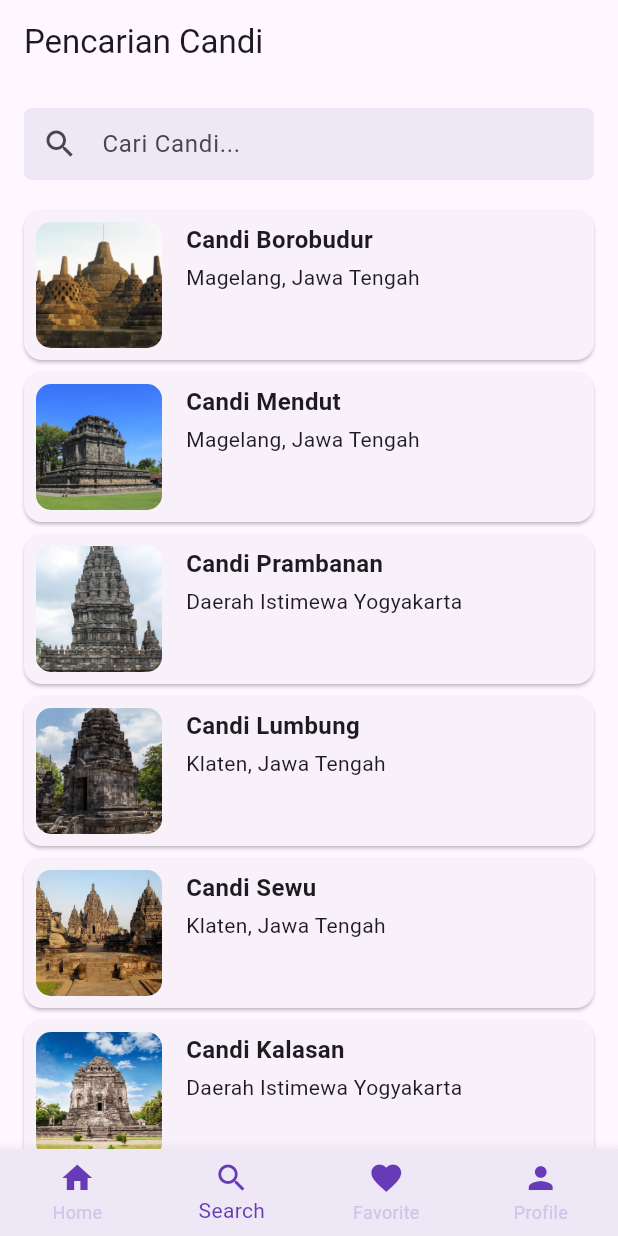
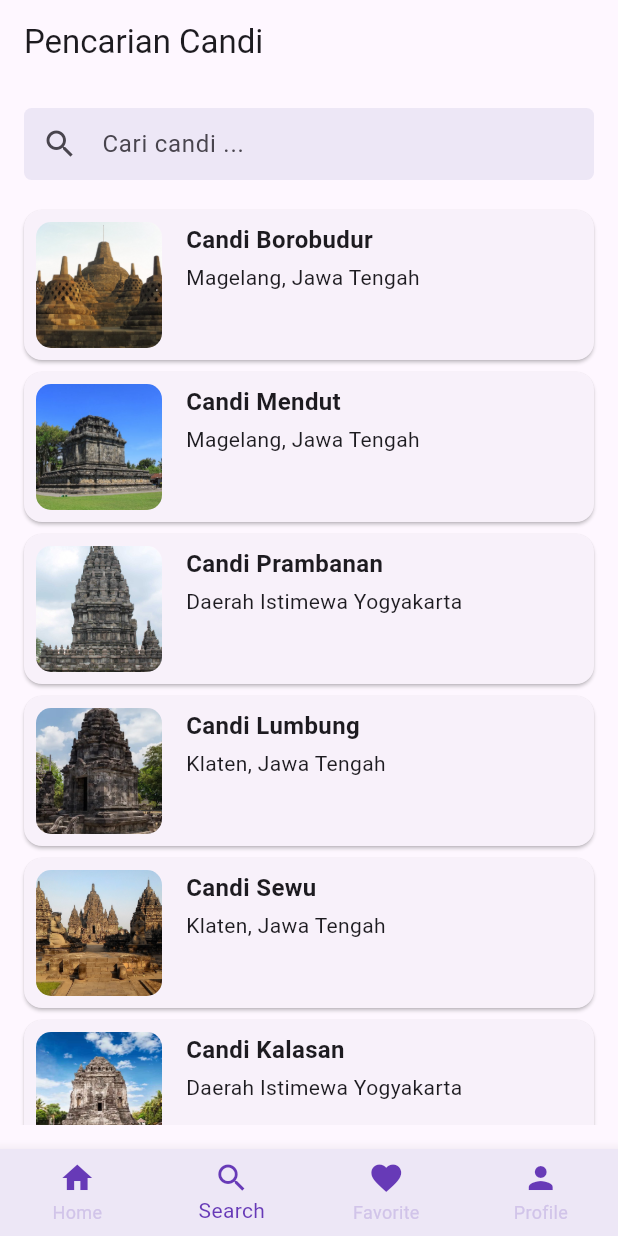
Before and after one commit to JeriSihombing/Tugas_Candi_Jeri, a Flutter app: the screen it shows after launch, item 2 of the bottom bar chosen, on a phone screen of 412 x 824 dp. Run offline on Flutter 3.47's test engine with Material 3 defaults, Android fonts, the phone set to English and light mode, and no system bars; our stand-ins replace cached_network_image.

Commit message:
yes
done

```diff
--- a/lib/screens/detail_screen.dart
+++ b/lib/screens/detail_screen.dart
@@ -38,7 +38,9 @@ class DetailScreen extends StatelessWidget {
                       onPressed: () {
                         Navigator.pop(context);
                       },
-                      icon: const Icon(Icons.arrow_back),
+                      icon: const Icon(
+                        Icons.arrow_back,
+                      ),
                     ),
                   ),
                 ),
--- a/lib/screens/search_screen.dart
+++ b/lib/screens/search_screen.dart
@@ -1,7 +1,7 @@
-
 import 'package:flutter/material.dart';
 import 'package:wisata_candi/data/candi_data.dart';
 import 'package:wisata_candi/models/candi.dart';
+import 'package:wisata_candi/screens/detail_screen.dart';
 
 class SearchScreen extends StatefulWidget {
   const SearchScreen({super.key});
@@ -10,23 +10,49 @@ class SearchScreen extends StatefulWidget {
   State<SearchScreen> createState() => _SearchScreenState();
 }
 
-class _SearchScreenState extends State<SearchScreen>{
-  //TODO: 1. Deklarasikan variabel yang dibutuhkan
-  List<Candi> _filteredCandis = candiList;
+class _SearchScreenState extends State<SearchScreen> {
+  // TODO: 1. Deklarasikan variabel yang dibutuhkan
+  List<Candi> _filteredCandis = [];
   String _searchQuery = '';
   final TextEditingController _searchController = TextEditingController();
 
   @override
-  Widget build(BuildContext context){
+  void initState() {
+    super.initState();
+    _filteredCandis = candiList;
+  }
+
+  void _searchCandi(String query) {
+    setState(() {
+      _searchQuery = query.trim();
+
+      _filteredCandis = candiList.where((candi) {
+        final name = candi.name.toLowerCase();
+        final location = candi.location.toLowerCase();
+        final search = query.toLowerCase();
+
+        return name.contains(search) || location.contains(search);
+      }).toList();
+    });
+  }
+
+  @override
+  void dispose() {
+    _searchController.dispose();
+    super.dispose();
+  }
+
+  @override
+  Widget build(BuildContext context) {
     return Scaffold(
-      //TODO: 2. Buat appbar dengan judul Pencarian Candi
-      appBar: AppBar(title: Text('Pencarian Candi'),),
-      //TODO: 3. Buat body berupa Column
+      // TODO: 2. Buat appbar dengan judul Pencarian Candi
+      appBar: AppBar(title: const Text('Pencarian Candi')),
+      // TODO: 3. Buat body berupa Column
       body: Column(
         children: [
-          //TODO: 4. Buat TextField pencarian sebagai anak dari Column
+          // TODO: 4. Buat TextField pencarian sebagai anak dari Column
           Padding(
-            padding: EdgeInsets.all(16),
+            padding: const EdgeInsets.all(16),
             child: Container(
               decoration: BoxDecoration(
                 borderRadius: BorderRadius.circular(5),
@@ -35,34 +61,64 @@ class _SearchScreenState extends State<SearchScreen>{
               child: TextField(
                 controller: _searchController,
                 autofocus: false,
-                //TODO: 6. Implementasi fitur pencarian
+                onChanged: _searchCandi,
                 decoration: InputDecoration(
-                  hintText: 'Cari Candi...',
+                  hintText: 'Cari candi ...',
                   prefixIcon: Icon(Icons.search),
-                  //TODO: 7. Implementasi pengosongan input
                   border: InputBorder.none,
                   focusedBorder: OutlineInputBorder(
                     borderSide: BorderSide(color: Colors.deepPurple),
                   ),
                   contentPadding: EdgeInsets.symmetric(
-                    horizontal: 16.0,
-                    vertical: 12.0,
-                  ),),
-              ),),),
-          //TODO: 5. Buat ListView hasil pencarian sebagai anak dari Column
+                    horizontal: 16,
+                    vertical: 12,
+                  ),
+                  suffixIcon: _searchQuery.isNotEmpty
+                      ? IconButton(
+                          onPressed: () {
+                            _searchController.clear();
+                            _searchCandi('');
+                          },
+                          icon: const Icon(Icons.clear),
+                        )
+                      : null,
+                ),
+              ),
+            ),
+          ),
+          // TODO: 5. Buat ListView hasil pencarian sebagai anak dari Column
           Expanded(
-            child: ListView.builder(
+            child: _filteredCandis.isEmpty
+                ? Center(
+                    child: Text(
+                      'Candi "$_searchQuery" tidak ditemukan',
+                      style: const TextStyle(fontSize: 16),
+                    ),
+                  )
+                : ListView.builder(
                     itemCount: _filteredCandis.length,
-              itemBuilder: (context, index){
+                    itemBuilder: (context, index) {
                       final candi = _filteredCandis[index];
                       return Card(
-                  margin: EdgeInsets.symmetric(
-                    horizontal: 16.0, vertical: 4.0),
+                        margin: const EdgeInsets.symmetric(
+                          horizontal: 16,
+                          vertical: 4,
+                        ),
+                        child: InkWell(
+                          borderRadius: BorderRadius.circular(12),
+                          onTap: () {
+                            Navigator.push(
+                              context,
+                              MaterialPageRoute(
+                                builder: (context) => DetailScreen(candi: candi),
+                              ),
+                            );
+                          },
                           child: Row(
                             crossAxisAlignment: CrossAxisAlignment.start,
                             children: [
                               Container(
-                        padding: EdgeInsets.all(8),
+                                padding: const EdgeInsets.all(8),
                                 width: 100,
                                 height: 100,
                                 child: ClipRRect(
@@ -74,31 +130,32 @@ class _SearchScreenState extends State<SearchScreen>{
                                 ),
                               ),
                               Padding(
-                        padding: EdgeInsets.all(8),
+                                padding: const EdgeInsets.all(8.0),
                                 child: Column(
                                   crossAxisAlignment: CrossAxisAlignment.start,
                                   children: [
                                     Text(
                                       candi.name,
-                              style: TextStyle(
+                                      style: const TextStyle(
                                         fontSize: 16,
                                         fontWeight: FontWeight.bold,
                                       ),
                                     ),
-                            SizedBox(height: 4),
+                                    const SizedBox(height: 4),
                                     Text(candi.location),
                                   ],
                                 ),
                               ),
                             ],
                           ),
+                        ),
                       );
                     },
                   ),
           ),
+          const SizedBox(height: 16),
         ],
       ),
-
     );
   }
 }
```
Also changed, not shown: lib/widgets/item_card.dart (+22 -17 lines), pubspec.lock. Lines whose indentation alone changed are shown as unchanged.
